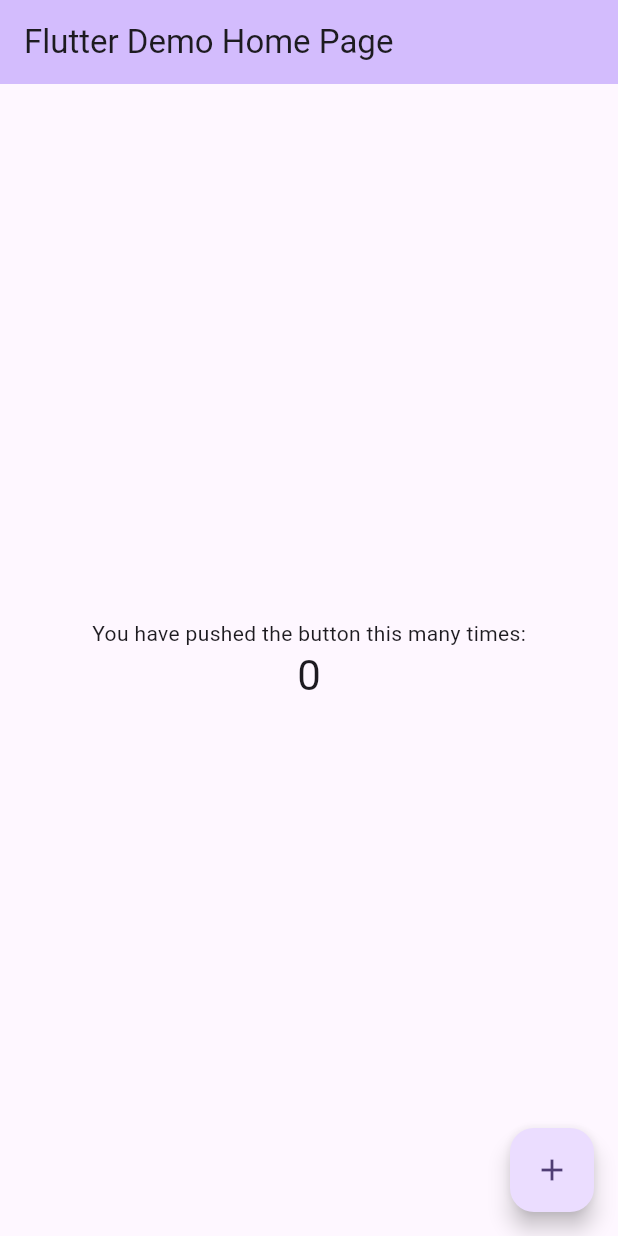
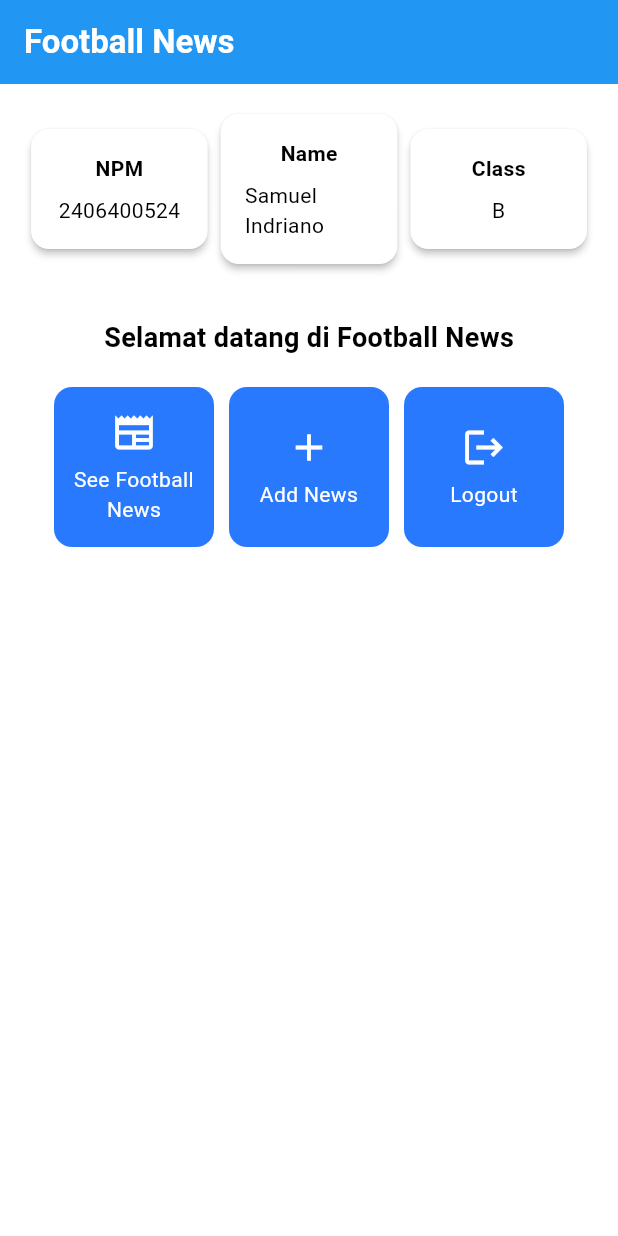
Before and after one commit to samindriano/football-news-mobile, a Flutter app: the screen it shows after launch, on a phone screen of 412 x 824 dp. Run offline on Flutter 3.47's test engine with Material 3 defaults, Android fonts, the phone set to English and light mode, and no system bars.

Commit message:
first mobile tutorial (6th tutorial)

```diff
--- a/lib/main.dart
+++ b/lib/main.dart
@@ -1,4 +1,5 @@
 import 'package:flutter/material.dart';
+import 'package:football_news/menu.dart';
 
 void main() {
   runApp(const MyApp());
@@ -13,110 +14,10 @@ class MyApp extends StatelessWidget {
     return MaterialApp(
       title: 'Flutter Demo',
       theme: ThemeData(
-        // This is the theme of your application.
-        //
-        // TRY THIS: Try running your application with "flutter run". You'll see
-        // the application has a purple toolbar. Then, without quitting the app,
-        // try changing the seedColor in the colorScheme below to Colors.green
-        // and then invoke "hot reload" (save your changes or press the "hot
-        // reload" button in a Flutter-supported IDE, or press "r" if you used
-        // the command line to start the app).
-        //
-        // Notice that the counter didn't reset back to zero; the application
-        // state is not lost during the reload. To reset the state, use hot
-        // restart instead.
-        //
-        // This works for code too, not just values: Most code changes can be
-        // tested with just a hot reload.
-        colorScheme: ColorScheme.fromSeed(seedColor: Colors.deepPurple),
+        colorScheme: ColorScheme.fromSwatch(primarySwatch: Colors.blue)
+        .copyWith(secondary: Colors.blueAccent[400]),
       ),
-      home: const MyHomePage(title: 'Flutter Demo Home Page'),
+      home: MyHomePage(),
     );
   }
 }
-
-class MyHomePage extends StatefulWidget {
-  const MyHomePage({super.key, required this.title});
-
-  // This widget is the home page of your application. It is stateful, meaning
-  // that it has a State object (defined below) that contains fields that affect
-  // how it looks.
-
-  // This class is the configuration for the state. It holds the values (in this
-  // case the title) provided by the parent (in this case the App widget) and
-  // used by the build method of the State. Fields in a Widget subclass are
-  // always marked "final".
-
-  final String title;
-
-  @override
-  State<MyHomePage> createState() => _MyHomePageState();
-}
-
-class _MyHomePageState extends State<MyHomePage> {
-  int _counter = 0;
-
-  void _incrementCounter() {
-    setState(() {
-      // This call to setState tells the Flutter framework that something has
-      // changed in this State, which causes it to rerun the build method below
-      // so that the display can reflect the updated values. If we changed
-      // _counter without calling setState(), then the build method would not be
-      // called again, and so nothing would appear to happen.
-      _counter++;
-    });
-  }
-
-  @override
-  Widget build(BuildContext context) {
-    // This method is rerun every time setState is called, for instance as done
-    // by the _incrementCounter method above.
-    //
-    // The Flutter framework has been optimized to make rerunning build methods
-    // fast, so that you can just rebuild anything that needs updating rather
-    // than having to individually change instances of widgets.
-    return Scaffold(
-      appBar: AppBar(
-        // TRY THIS: Try changing the color here to a specific color (to
-        // Colors.amber, perhaps?) and trigger a hot reload to see the AppBar
-        // change color while the other colors stay the same.
-        backgroundColor: Theme.of(context).colorScheme.inversePrimary,
-        // Here we take the value from the MyHomePage object that was created by
-        // the App.build method, and use it to set our appbar title.
-        title: Text(widget.title),
-      ),
-      body: Center(
-        // Center is a layout widget. It takes a single child and positions it
-        // in the middle of the parent.
-        child: Column(
-          // Column is also a layout widget. It takes a list of children and
-          // arranges them vertically. By default, it sizes itself to fit its
-          // children horizontally, and tries to be as tall as its parent.
-          //
-          // Column has various properties to control how it sizes itself and
-          // how it positions its children. Here we use mainAxisAlignment to
-          // center the children vertically; the main axis here is the vertical
-          // axis because Columns are vertical (the cross axis would be
-          // horizontal).
-          //
-          // TRY THIS: Invoke "debug painting" (choose the "Toggle Debug Paint"
-          // action in the IDE, or press "p" in the console), to see the
-          // wireframe for each widget.
-          mainAxisAlignment: MainAxisAlignment.center,
-          children: <Widget>[
-            const Text('You have pushed the button this many times:'),
-            Text(
-              '$_counter',
-              style: Theme.of(context).textTheme.headlineMedium,
-            ),
-          ],
-        ),
-      ),
-      floatingActionButton: FloatingActionButton(
-        onPressed: _incrementCounter,
-        tooltip: 'Increment',
-        child: const Icon(Icons.add),
-      ), // This trailing comma makes auto-formatting nicer for build methods.
-    );
-  }
-}
--- /dev/null
+++ b/lib/menu.dart
@@ -0,0 +1,182 @@
+import 'package:flutter/material.dart';
+
+class MyHomePage extends StatelessWidget {
+  MyHomePage({super.key});
+  final String nama = "Samuel Indriano";
+  final String npm = "2406400524";
+  final String kelas = "B";
+  final List<ItemHomepage> items = [
+    ItemHomepage("See Football News", Icons.newspaper),
+    ItemHomepage("Add News", Icons.add),
+    ItemHomepage("Logout", Icons.logout),
+  ];
+
+  @override
+    Widget build(BuildContext context) {
+    // Scaffold menyediakan struktur dasar halaman dengan AppBar dan body.
+    return Scaffold(
+      // AppBar adalah bagian atas halaman yang menampilkan judul.
+      appBar: AppBar(
+        // Judul aplikasi "Football News" dengan teks putih dan tebal.
+        title: const Text(
+          'Football News',
+          style: TextStyle(
+            color: Colors.white,
+            fontWeight: FontWeight.bold,
+          ),
+        ),
+        // Warna latar belakang AppBar diambil dari skema warna tema aplikasi.
+        backgroundColor: Theme.of(context).colorScheme.primary,
+      ),
+      // Body halaman dengan padding di sekelilingnya.
+      body: Padding(
+        padding: const EdgeInsets.all(16.0),
+        // Menyusun widget secara vertikal dalam sebuah kolom.
+        child: Column(
+          crossAxisAlignment: CrossAxisAlignment.center,
+          children: [
+            // Row untuk menampilkan 3 InfoCard secara horizontal.
+            Row(
+              mainAxisAlignment: MainAxisAlignment.spaceEvenly,
+              children: [
+                InfoCard(title: 'NPM', content: npm),
+                InfoCard(title: 'Name', content: nama),
+                InfoCard(title: 'Class', content: kelas),
+              ],
+            ),
+
+            // Memberikan jarak vertikal 16 unit.
+            const SizedBox(height: 16.0),
+
+            // Menempatkan widget berikutnya di tengah halaman.
+            Center(
+              child: Column(
+                // Menyusun teks dan grid item secara vertikal.
+
+                children: [
+                  // Menampilkan teks sambutan dengan gaya tebal dan ukuran 18.
+                  const Padding(
+                    padding: EdgeInsets.only(top: 16.0),
+                    child: Text(
+                      'Selamat datang di Football News',
+                      style: TextStyle(
+                        fontWeight: FontWeight.bold,
+                        fontSize: 18.0,
+                      ),
+                    ),
+                  ),
+
+                  // Grid untuk menampilkan ItemCard dalam bentuk grid 3 kolom.
+                  GridView.count(
+                    primary: true,
+                    padding: const EdgeInsets.all(20),
+                    crossAxisSpacing: 10,
+                    mainAxisSpacing: 10,
+                    crossAxisCount: 3,
+                    // Agar grid menyesuaikan tinggi kontennya.
+                    shrinkWrap: true,
+
+                    // Menampilkan ItemCard untuk setiap item dalam list items.
+                    children: items.map((ItemHomepage item) {
+                      return ItemCard(item);
+                    }).toList(),
+                  ),
+                ],
+              ),
+            ),
+          ],
+        ),
+      ),
+    );
+  }
+}
+
+class InfoCard extends StatelessWidget {
+  final String title;
+  final String content;
+
+  const InfoCard({super.key, required this.title, required this.content});
+
+  @override
+  Widget build(BuildContext context) {
+    return Card(
+      // Membuat kotak kartu dengan bayangan dibawahnya.
+      elevation: 2.0,
+      child: Container(
+        // Mengatur ukuran dan jarak di dalam kartu.
+        width: MediaQuery.of(context).size.width / 3.5, // menyesuaikan dengan lebar device yang digunakan.
+        padding: const EdgeInsets.all(16.0),
+        // Menyusun title dan content secara vertikal.
+        child: Column(
+          children: [
+            Text(
+              title,
+              style: const TextStyle(fontWeight: FontWeight.bold),
+            ),
+            const SizedBox(height: 8.0),
+            Text(content),
+          ],
+        ),
+      ),
+    );
+  }
+}
+
+class ItemHomepage {
+ final String name;
+ final IconData icon;
+
+ ItemHomepage(this.name, this.icon);
+}
+
+class ItemCard extends StatelessWidget {
+  // Menampilkan kartu dengan ikon dan nama.
+  final ItemHomepage item;
+  const ItemCard(this.item, {super.key});
+
+  @override
+  Widget build(BuildContext context) {
+    return Material(
+      // Menentukan warna latar belakang dari tema aplikasi.
+      color: Theme.of(context).colorScheme.secondary,
+      // Membuat sudut kartu melengkung.
+      borderRadius: BorderRadius.circular(12),
+
+      child: InkWell(
+        // Aksi ketika kartu ditekan.
+        onTap: () {
+          // Menampilkan pesan SnackBar saat kartu ditekan.
+          ScaffoldMessenger.of(context)
+            ..hideCurrentSnackBar()
+            ..showSnackBar(
+              SnackBar(content: Text("Kamu telah menekan tombol ${item.name}!"))
+            );
+        },
+        // Container untuk menyimpan Icon dan Text
+        child: Container(
+          padding: const EdgeInsets.all(8),
+          child: Center(
+            child: Column(
+              // Menyusun ikon dan teks di tengah kartu.
+              mainAxisAlignment: MainAxisAlignment.center,
+              children: [
+                Icon(
+                  item.icon,
+                  color: Colors.white,
+                  size: 30.0,
+                ),
+                const Padding(padding: EdgeInsets.all(3)),
+                Text(
+                  item.name,
+                  textAlign: TextAlign.center,
+                  style: const TextStyle(color: Colors.white),
+                ),
+              ],
+            ),
+          ),
+        ),
+      ),
+    );
+  }
+
+}
```
